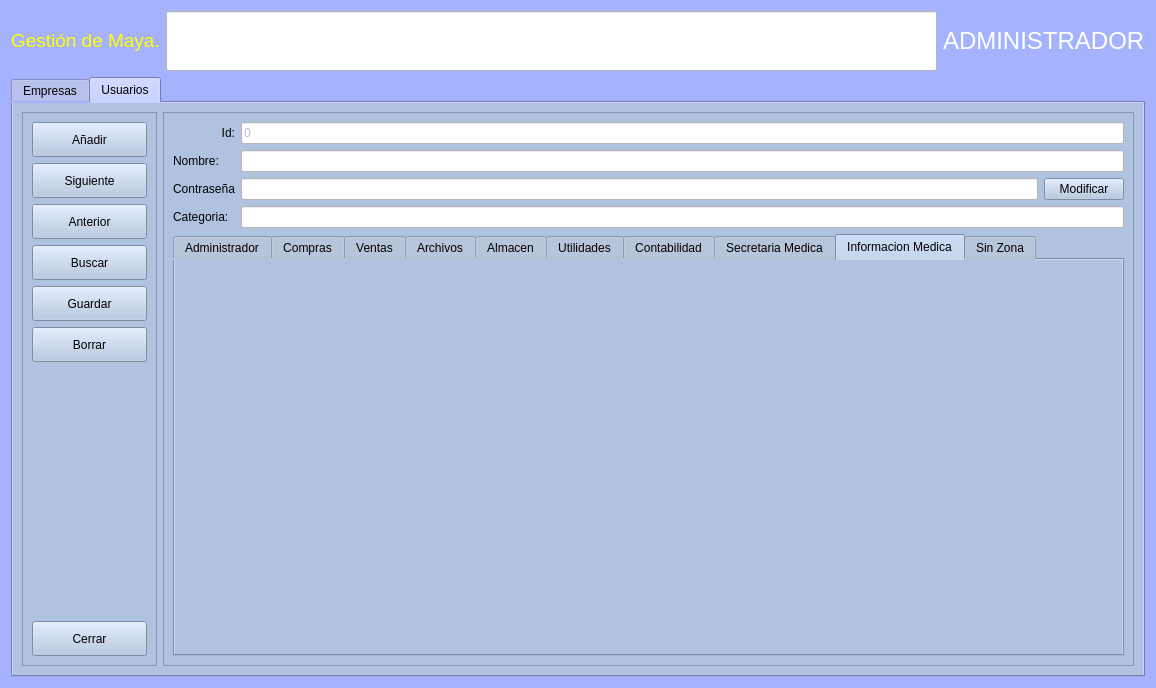
This is Zona_Administrador/frmempresas.ui in arcnexus/RedFoX as Qt 5 draws it before an edit. The edited form follows.
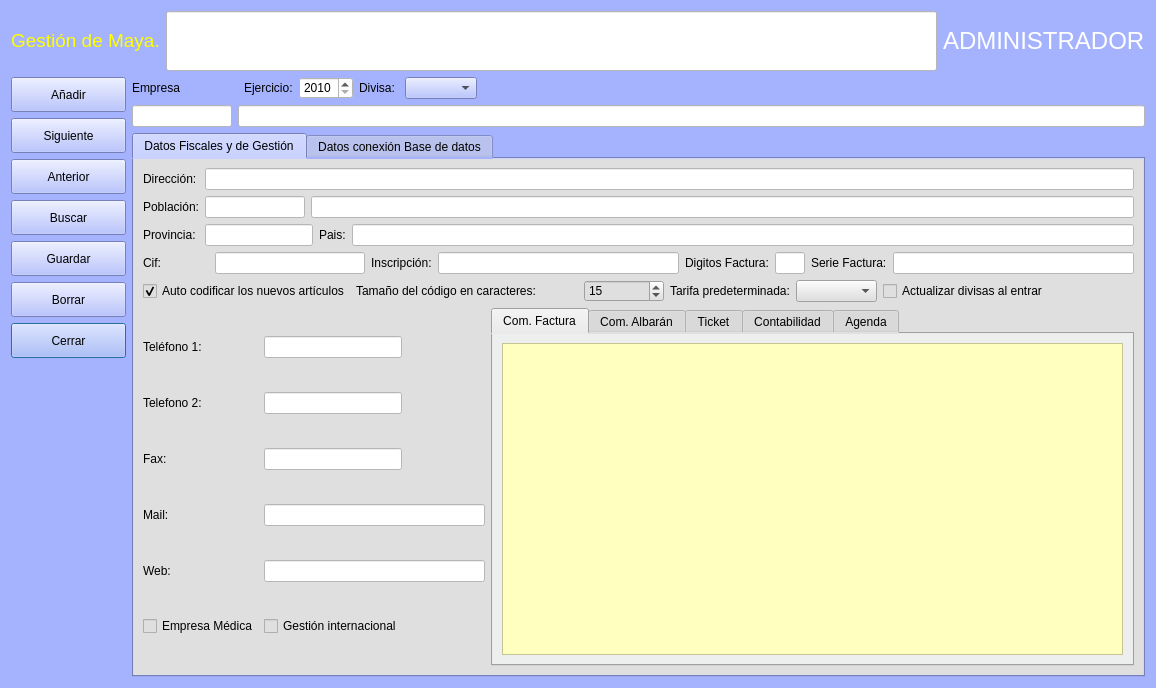
This is the edited form. Icons and pictures are not drawn.

```diff
--- a/Zona_Administrador/frmempresas.ui
+++ b/Zona_Administrador/frmempresas.ui
@@ -26,27 +26,50 @@
   <property name="styleSheet">
    <string notr="true">background-color: rgb(165, 179, 255);</string>
   </property>
+  <layout class="QVBoxLayout" name="verticalLayout">
+   <item>
+    <layout class="QHBoxLayout" name="horizontalLayout_2">
+     <item>
+      <widget class="QLabel" name="label">
+       <property name="text">
+        <string>&lt;html&gt;&lt;head/&gt;&lt;body&gt;&lt;p&gt;&lt;span style=&quot; font-size:14pt; color:#ffff00;&quot;&gt;Gestión de Maya.&lt;/span&gt;&lt;/p&gt;&lt;/body&gt;&lt;/html&gt;</string>
+       </property>
+      </widget>
+     </item>
+     <item>
+      <widget class="QLineEdit" name="txtMensaje">
+       <property name="enabled">
+        <bool>false</bool>
+       </property>
+       <property name="minimumSize">
+        <size>
+         <width>0</width>
+         <height>60</height>
+        </size>
+       </property>
+       <property name="styleSheet">
+        <string notr="true">background-color: rgb(255, 255, 255);</string>
+       </property>
+       <property name="text">
+        <string/>
+       </property>
+      </widget>
+     </item>
+     <item>
+      <widget class="QLabel" name="lbladmin">
+       <property name="text">
+        <string>&lt;html&gt;&lt;head/&gt;&lt;body&gt;&lt;p&gt;&lt;span style=&quot; font-size:18pt; color:#ffffff;&quot;&gt;ADMINISTRADOR&lt;/span&gt;&lt;/p&gt;&lt;/body&gt;&lt;/html&gt;</string>
+       </property>
+       <property name="textFormat">
+        <enum>Qt::RichText</enum>
+       </property>
+      </widget>
+     </item>
+    </layout>
+   </item>
+   <item>
   <layout class="QGridLayout" name="gridLayout_2">
-   <item row="1" column="0" colspan="3">
-    <widget class="QTabWidget" name="tabWidget">
-     <property name="autoFillBackground">
-      <bool>false</bool>
-     </property>
-     <property name="styleSheet">
-      <string notr="true"/>
-     </property>
-     <property name="currentIndex">
-      <number>1</number>
-     </property>
-     <widget class="QWidget" name="Empresas">
-      <property name="styleSheet">
-       <string notr="true">background-color: rgb(175,195,225);</string>
-      </property>
-      <attribute name="title">
-       <string>Empresas</string>
-      </attribute>
-      <layout class="QGridLayout" name="gridLayout_13">
-       <item row="0" column="0" rowspan="5">
+     <item row="0" column="0" rowspan="2">
         <layout class="QGridLayout" name="gridLayout">
          <item row="6" column="0">
           <widget class="QPushButton" name="botCerrar">
@@ -323,7 +346,90 @@
          </item>
         </layout>
        </item>
-       <item row="3" column="1">
+     <item row="0" column="1">
+      <layout class="QGridLayout" name="gridLayout_6">
+       <item row="0" column="0">
+        <widget class="QLabel" name="label_2">
+         <property name="text">
+          <string>Empresa</string>
+         </property>
+        </widget>
+       </item>
+       <item row="0" column="2">
+        <widget class="QLabel" name="label_24">
+         <property name="text">
+          <string>Ejercicio:</string>
+         </property>
+        </widget>
+       </item>
+       <item row="1" column="0">
+        <widget class="QLineEdit" name="txtcCodigo">
+         <property name="maximumSize">
+          <size>
+           <width>100</width>
+           <height>16777215</height>
+          </size>
+         </property>
+         <property name="styleSheet">
+          <string notr="true">background-color: rgb(255, 255, 255);</string>
+         </property>
+         <property name="readOnly">
+          <bool>true</bool>
+         </property>
+        </widget>
+       </item>
+       <item row="0" column="3">
+        <widget class="QSpinBox" name="txtnEjercicio">
+         <property name="styleSheet">
+          <string notr="true">background-color: rgb(255, 255, 255);</string>
+         </property>
+         <property name="minimum">
+          <number>2010</number>
+         </property>
+         <property name="maximum">
+          <number>2999</number>
+         </property>
+        </widget>
+       </item>
+       <item row="0" column="6">
+        <spacer name="horizontalSpacer_4">
+         <property name="orientation">
+          <enum>Qt::Horizontal</enum>
+         </property>
+         <property name="sizeHint" stdset="0">
+          <size>
+           <width>40</width>
+           <height>20</height>
+          </size>
+         </property>
+        </spacer>
+       </item>
+       <item row="1" column="1" colspan="6">
+        <widget class="QLineEdit" name="txtEmpresa">
+         <property name="minimumSize">
+          <size>
+           <width>380</width>
+           <height>0</height>
+          </size>
+         </property>
+         <property name="styleSheet">
+          <string notr="true">background-color: rgb(255, 255, 255);</string>
+         </property>
+        </widget>
+       </item>
+       <item row="0" column="4">
+        <widget class="QLabel" name="label_42">
+         <property name="text">
+          <string>Divisa: </string>
+         </property>
+        </widget>
+       </item>
+       <item row="0" column="5">
+        <widget class="QComboBox" name="cboDivisas"/>
+       </item>
+      </layout>
+     </item>
+     <item row="1" column="1">
         <widget class="QTabWidget" name="tabWidget">
          <property name="currentIndex">
           <number>0</number>
@@ -656,7 +762,7 @@
             </layout>
            </item>
            <item row="3" column="2" colspan="6">
-            <widget class="QTabWidget" name="tabWidget">
+          <widget class="QTabWidget" name="tabWidget_2">
              <property name="currentIndex">
               <number>0</number>
              </property>
@@ -1554,575 +1660,7 @@
          </widget>
         </widget>
        </item>
-       <item row="0" column="1" colspan="2">
-        <layout class="QGridLayout" name="gridLayout_6">
-         <item row="0" column="0">
-          <widget class="QLabel" name="label_2">
-           <property name="text">
-            <string>Empresa</string>
-           </property>
-          </widget>
-         </item>
-         <item row="0" column="2">
-          <widget class="QLabel" name="label_24">
-           <property name="text">
-            <string>Ejercicio:</string>
-           </property>
-          </widget>
-         </item>
-         <item row="1" column="0">
-          <widget class="QLineEdit" name="txtcCodigo">
-           <property name="maximumSize">
-            <size>
-             <width>100</width>
-             <height>16777215</height>
-            </size>
-           </property>
-           <property name="styleSheet">
-            <string notr="true">background-color: rgb(255, 255, 255);</string>
-           </property>
-           <property name="readOnly">
-            <bool>true</bool>
-           </property>
-          </widget>
-         </item>
-         <item row="0" column="3">
-          <widget class="QSpinBox" name="txtnEjercicio">
-           <property name="styleSheet">
-            <string notr="true">background-color: rgb(255, 255, 255);</string>
-           </property>
-           <property name="minimum">
-            <number>2010</number>
-           </property>
-           <property name="maximum">
-            <number>2999</number>
-           </property>
-          </widget>
-         </item>
-         <item row="0" column="6">
-          <spacer name="horizontalSpacer_4">
-           <property name="orientation">
-            <enum>Qt::Horizontal</enum>
-           </property>
-           <property name="sizeHint" stdset="0">
-            <size>
-             <width>40</width>
-             <height>20</height>
-            </size>
-           </property>
-          </spacer>
-         </item>
-         <item row="1" column="1" colspan="6">
-          <widget class="QLineEdit" name="txtEmpresa">
-           <property name="minimumSize">
-            <size>
-             <width>380</width>
-             <height>0</height>
-            </size>
-           </property>
-           <property name="styleSheet">
-            <string notr="true">background-color: rgb(255, 255, 255);</string>
-           </property>
-          </widget>
-         </item>
-         <item row="0" column="4">
-          <widget class="QLabel" name="label_42">
-           <property name="text">
-            <string>Divisa: </string>
-           </property>
-          </widget>
-         </item>
-         <item row="0" column="5">
-          <widget class="QComboBox" name="cboDivisas"/>
-         </item>
-        </layout>
-       </item>
-      </layout>
-     </widget>
-     <widget class="QWidget" name="tab_5">
-      <property name="styleSheet">
-       <string notr="true">background-color: rgb(175,195,225);</string>
-      </property>
-      <attribute name="title">
-       <string>Usuarios</string>
-      </attribute>
-      <layout class="QHBoxLayout" name="horizontalLayout_2">
-       <item>
-        <widget class="QFrame" name="frame_2">
-         <property name="sizePolicy">
-          <sizepolicy hsizetype="Maximum" vsizetype="Preferred">
-           <horstretch>0</horstretch>
-           <verstretch>0</verstretch>
-          </sizepolicy>
-         </property>
-         <property name="frameShape">
-          <enum>QFrame::StyledPanel</enum>
-         </property>
-         <property name="frameShadow">
-          <enum>QFrame::Raised</enum>
-         </property>
-         <layout class="QVBoxLayout" name="verticalLayout_2">
-          <item>
-           <layout class="QVBoxLayout" name="verticalLayout">
-            <item>
-             <widget class="QPushButton" name="botAnadir_user">
-              <property name="sizePolicy">
-               <sizepolicy hsizetype="Expanding" vsizetype="Fixed">
-                <horstretch>0</horstretch>
-                <verstretch>0</verstretch>
-               </sizepolicy>
-              </property>
-              <property name="minimumSize">
-               <size>
-                <width>115</width>
-                <height>35</height>
-               </size>
-              </property>
-              <property name="maximumSize">
-               <size>
-                <width>115</width>
-                <height>16777215</height>
-               </size>
-              </property>
-              <property name="text">
-               <string>Añadir</string>
-              </property>
-              <property name="icon">
-               <iconset resource="../maya.qrc">
-                <normaloff>:/Icons/PNG/add.png</normaloff>:/Icons/PNG/add.png</iconset>
-              </property>
-              <property name="iconSize">
-               <size>
-                <width>24</width>
-                <height>24</height>
-               </size>
-              </property>
-             </widget>
-            </item>
-            <item>
-             <widget class="QPushButton" name="botSiguiente_user">
-              <property name="sizePolicy">
-               <sizepolicy hsizetype="Expanding" vsizetype="Fixed">
-                <horstretch>0</horstretch>
-                <verstretch>0</verstretch>
-               </sizepolicy>
-              </property>
-              <property name="minimumSize">
-               <size>
-                <width>115</width>
-                <height>35</height>
-               </size>
-              </property>
-              <property name="maximumSize">
-               <size>
-                <width>115</width>
-                <height>16777215</height>
-               </size>
-              </property>
-              <property name="text">
-               <string>Siguiente</string>
-              </property>
-              <property name="icon">
-               <iconset resource="../maya.qrc">
-                <normaloff>:/Icons/PNG/Next.png</normaloff>:/Icons/PNG/Next.png</iconset>
-              </property>
-              <property name="iconSize">
-               <size>
-                <width>24</width>
-                <height>24</height>
-               </size>
-              </property>
-             </widget>
-            </item>
-            <item>
-             <widget class="QPushButton" name="botAnterior_user">
-              <property name="sizePolicy">
-               <sizepolicy hsizetype="Expanding" vsizetype="Fixed">
-                <horstretch>0</horstretch>
-                <verstretch>0</verstretch>
-               </sizepolicy>
-              </property>
-              <property name="minimumSize">
-               <size>
-                <width>115</width>
-                <height>35</height>
-               </size>
-              </property>
-              <property name="maximumSize">
-               <size>
-                <width>115</width>
-                <height>16777215</height>
-               </size>
-              </property>
-              <property name="text">
-               <string>Anterior</string>
-              </property>
-              <property name="icon">
-               <iconset resource="../maya.qrc">
-                <normaloff>:/Icons/PNG/Previous.png</normaloff>:/Icons/PNG/Previous.png</iconset>
-              </property>
-              <property name="iconSize">
-               <size>
-                <width>24</width>
-                <height>24</height>
-               </size>
-              </property>
-             </widget>
-            </item>
-            <item>
-             <widget class="QPushButton" name="botBuscar_user">
-              <property name="sizePolicy">
-               <sizepolicy hsizetype="Expanding" vsizetype="Fixed">
-                <horstretch>0</horstretch>
-                <verstretch>0</verstretch>
-               </sizepolicy>
-              </property>
-              <property name="minimumSize">
-               <size>
-                <width>115</width>
-                <height>35</height>
-               </size>
-              </property>
-              <property name="maximumSize">
-               <size>
-                <width>115</width>
-                <height>16777215</height>
-               </size>
-              </property>
-              <property name="text">
-               <string>Buscar</string>
-              </property>
-              <property name="icon">
-               <iconset resource="../maya.qrc">
-                <normaloff>:/Icons/PNG/search.png</normaloff>:/Icons/PNG/search.png</iconset>
-              </property>
-              <property name="iconSize">
-               <size>
-                <width>24</width>
-                <height>24</height>
-               </size>
-              </property>
-             </widget>
-            </item>
-            <item>
-             <widget class="QPushButton" name="botGuardar_user">
-              <property name="sizePolicy">
-               <sizepolicy hsizetype="Expanding" vsizetype="Fixed">
-                <horstretch>0</horstretch>
-                <verstretch>0</verstretch>
-               </sizepolicy>
-              </property>
-              <property name="minimumSize">
-               <size>
-                <width>115</width>
-                <height>35</height>
-               </size>
-              </property>
-              <property name="maximumSize">
-               <size>
-                <width>115</width>
-                <height>16777215</height>
-               </size>
-              </property>
-              <property name="text">
-               <string>Guardar</string>
-              </property>
-              <property name="icon">
-               <iconset resource="../maya.qrc">
-                <normaloff>:/Icons/PNG/Save.png</normaloff>:/Icons/PNG/Save.png</iconset>
-              </property>
-              <property name="iconSize">
-               <size>
-                <width>24</width>
-                <height>24</height>
-               </size>
-              </property>
-             </widget>
-            </item>
-            <item>
-             <widget class="QPushButton" name="botBorrar_user">
-              <property name="sizePolicy">
-               <sizepolicy hsizetype="Expanding" vsizetype="Fixed">
-                <horstretch>0</horstretch>
-                <verstretch>0</verstretch>
-               </sizepolicy>
-              </property>
-              <property name="minimumSize">
-               <size>
-                <width>115</width>
-                <height>35</height>
-               </size>
-              </property>
-              <property name="maximumSize">
-               <size>
-                <width>115</width>
-                <height>16777215</height>
-               </size>
-              </property>
-              <property name="text">
-               <string>Borrar</string>
-              </property>
-              <property name="icon">
-               <iconset>
-                <normaloff>:/Icons/PNG/delete.png</normaloff>:/Icons/PNG/delete.png</iconset>
-              </property>
-              <property name="iconSize">
-               <size>
-                <width>24</width>
-                <height>24</height>
-               </size>
-              </property>
-             </widget>
-            </item>
-            <item>
-             <spacer name="verticalSpacer_7">
-              <property name="orientation">
-               <enum>Qt::Vertical</enum>
-              </property>
-              <property name="sizeHint" stdset="0">
-               <size>
-                <width>20</width>
-                <height>40</height>
-               </size>
-              </property>
-             </spacer>
-            </item>
-            <item>
-             <widget class="QPushButton" name="botCerrar_2">
-              <property name="sizePolicy">
-               <sizepolicy hsizetype="Expanding" vsizetype="Fixed">
-                <horstretch>0</horstretch>
-                <verstretch>0</verstretch>
-               </sizepolicy>
-              </property>
-              <property name="minimumSize">
-               <size>
-                <width>115</width>
-                <height>35</height>
-               </size>
-              </property>
-              <property name="maximumSize">
-               <size>
-                <width>115</width>
-                <height>16777215</height>
-               </size>
-              </property>
-              <property name="text">
-               <string>Cerrar</string>
-              </property>
-              <property name="icon">
-               <iconset resource="../maya.qrc">
-                <normaloff>:/Icons/PNG/alert.png</normaloff>:/Icons/PNG/alert.png</iconset>
-              </property>
-             </widget>
-            </item>
-           </layout>
-          </item>
-         </layout>
-        </widget>
-       </item>
-       <item>
-        <widget class="QFrame" name="frame">
-         <property name="sizePolicy">
-          <sizepolicy hsizetype="MinimumExpanding" vsizetype="Preferred">
-           <horstretch>0</horstretch>
-           <verstretch>0</verstretch>
-          </sizepolicy>
-         </property>
-         <property name="frameShape">
-          <enum>QFrame::StyledPanel</enum>
-         </property>
-         <property name="frameShadow">
-          <enum>QFrame::Raised</enum>
-         </property>
-         <layout class="QGridLayout" name="gridLayout_16">
-          <item row="0" column="1">
-           <widget class="QLineEdit" name="txt_id_user">
-            <property name="enabled">
-             <bool>false</bool>
-            </property>
-            <property name="minimumSize">
-             <size>
-              <width>100</width>
-              <height>0</height>
-             </size>
-            </property>
-            <property name="styleSheet">
-             <string notr="true">background-color: rgb(255, 255, 255);</string>
-            </property>
-            <property name="text">
-             <string>0</string>
-            </property>
-            <property name="readOnly">
-             <bool>true</bool>
-            </property>
-           </widget>
-          </item>
-          <item row="3" column="1">
-           <widget class="QLineEdit" name="txt_categoria_user">
-            <property name="styleSheet">
-             <string notr="true">background-color: rgb(255, 255, 255);</string>
-            </property>
-           </widget>
-          </item>
-          <item row="4" column="0" colspan="2">
-           <widget class="QTabWidget" name="tabWidget_2">
-            <property name="currentIndex">
-             <number>8</number>
-            </property>
-            <widget class="QWidget" name="tab_admin">
-             <attribute name="title">
-              <string>Administrador</string>
-             </attribute>
-            </widget>
-            <widget class="QWidget" name="tab_compras">
-             <attribute name="title">
-              <string>Compras</string>
-             </attribute>
-            </widget>
-            <widget class="QWidget" name="tab_ventas">
-             <attribute name="title">
-              <string>Ventas</string>
-             </attribute>
-            </widget>
-            <widget class="QWidget" name="tab_archivos">
-             <attribute name="title">
-              <string>Archivos</string>
-             </attribute>
-            </widget>
-            <widget class="QWidget" name="tab_almacen">
-             <attribute name="title">
-              <string>Almacen</string>
-             </attribute>
-            </widget>
-            <widget class="QWidget" name="tab_utils">
-             <attribute name="title">
-              <string>Utilidades</string>
-             </attribute>
-            </widget>
-            <widget class="QWidget" name="tab_conta">
-             <attribute name="title">
-              <string>Contabilidad</string>
-             </attribute>
-            </widget>
-            <widget class="QWidget" name="tab_secMed">
-             <attribute name="title">
-              <string>Secretaria Medica</string>
-             </attribute>
-            </widget>
-            <widget class="QWidget" name="tab_med">
-             <attribute name="title">
-              <string>Informacion Medica</string>
-             </attribute>
-            </widget>
-            <widget class="QWidget" name="tab_noZone">
-             <attribute name="title">
-              <string>Sin Zona</string>
-             </attribute>
-            </widget>
-           </widget>
-          </item>
-          <item row="0" column="0">
-           <widget class="QLabel" name="label_38">
-            <property name="text">
-             <string>Id:</string>
-            </property>
-            <property name="alignment">
-             <set>Qt::AlignRight|Qt::AlignTrailing|Qt::AlignVCenter</set>
-            </property>
-           </widget>
-          </item>
-          <item row="2" column="0">
-           <widget class="QLabel" name="label_39">
-            <property name="text">
-             <string>Contraseña</string>
-            </property>
-           </widget>
-          </item>
-          <item row="1" column="0">
-           <widget class="QLabel" name="label_12">
-            <property name="text">
-             <string>Nombre:</string>
-            </property>
-           </widget>
-          </item>
-          <item row="1" column="1">
-           <widget class="QLineEdit" name="txt_nombre_user">
-            <property name="styleSheet">
-             <string notr="true">background-color: rgb(255, 255, 255);</string>
-            </property>
-           </widget>
-          </item>
-          <item row="2" column="1">
-           <layout class="QHBoxLayout" name="horizontalLayout_3">
-            <item>
-             <widget class="QLineEdit" name="txt_pass_user">
-              <property name="styleSheet">
-               <string notr="true">background-color: rgb(255, 255, 255);</string>
-              </property>
-              <property name="echoMode">
-               <enum>QLineEdit::Password</enum>
-              </property>
-             </widget>
-            </item>
-            <item>
-             <widget class="QPushButton" name="btn_modPass">
-              <property name="text">
-               <string>Modificar</string>
-              </property>
-             </widget>
-            </item>
-           </layout>
-          </item>
-          <item row="3" column="0">
-           <widget class="QLabel" name="label_40">
-            <property name="text">
-             <string>Categoria:</string>
-            </property>
-           </widget>
-          </item>
-         </layout>
-        </widget>
-       </item>
-      </layout>
-     </widget>
-    </widget>
-   </item>
-   <item row="0" column="0">
-    <widget class="QLabel" name="label">
-     <property name="text">
-      <string>&lt;html&gt;&lt;head/&gt;&lt;body&gt;&lt;p&gt;&lt;span style=&quot; font-size:14pt; color:#ffff00;&quot;&gt;Gestión de Maya.&lt;/span&gt;&lt;/p&gt;&lt;/body&gt;&lt;/html&gt;</string>
-     </property>
-    </widget>
-   </item>
-   <item row="0" column="2">
-    <widget class="QLabel" name="lbladmin">
-     <property name="text">
-      <string>&lt;html&gt;&lt;head/&gt;&lt;body&gt;&lt;p&gt;&lt;span style=&quot; font-size:18pt; color:#ffffff;&quot;&gt;ADMINISTRADOR&lt;/span&gt;&lt;/p&gt;&lt;/body&gt;&lt;/html&gt;</string>
-     </property>
-     <property name="textFormat">
-      <enum>Qt::RichText</enum>
-     </property>
-    </widget>
-   </item>
-   <item row="0" column="1">
-    <widget class="QLineEdit" name="txtMensaje">
-     <property name="enabled">
-      <bool>false</bool>
-     </property>
-     <property name="minimumSize">
-      <size>
-       <width>0</width>
-       <height>60</height>
-      </size>
-     </property>
-     <property name="styleSheet">
-      <string notr="true">background-color: rgb(255, 255, 255);</string>
-     </property>
-     <property name="text">
-      <string/>
-     </property>
-    </widget>
+    </layout>
    </item>
   </layout>
  </widget>
```
Left out of the diff: 75 changed lines with no effect on the pictures. Lines whose indentation alone changed are shown as unchanged.
